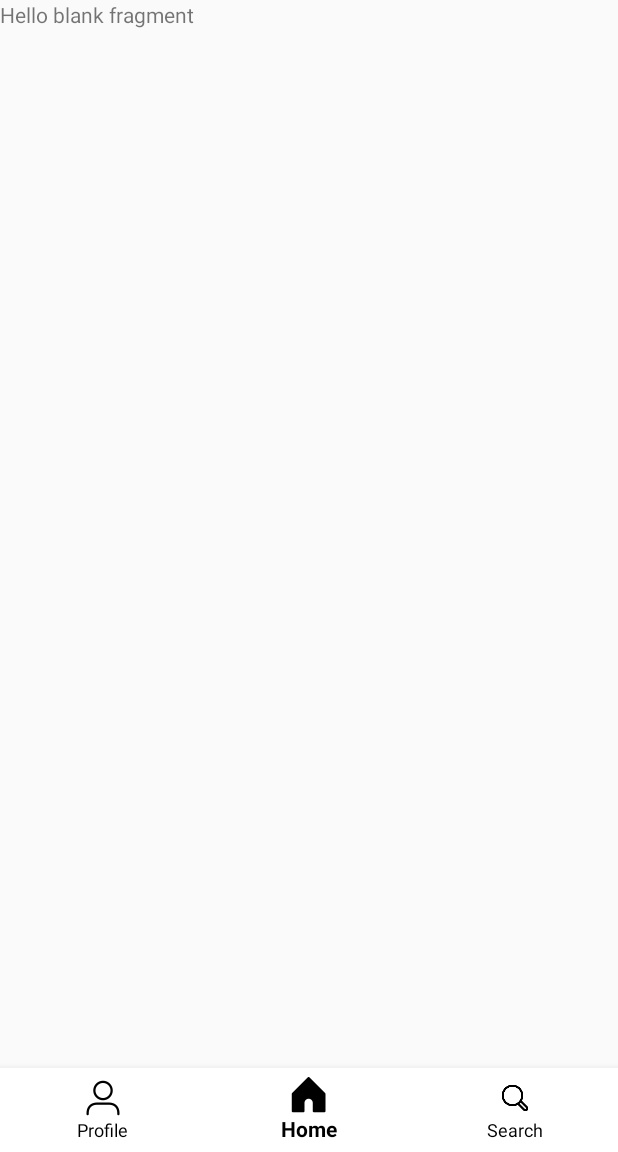
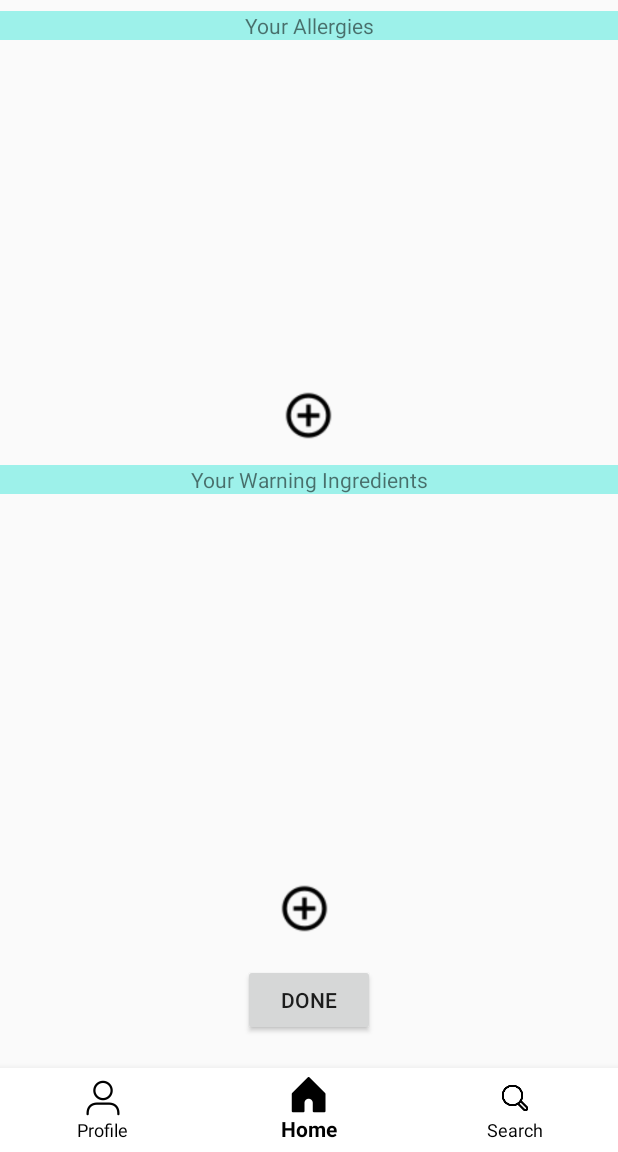
Before and after one commit to OmarBafagih/Health-Inspect, an Android app: the fragment UserProfileFragment placed in its activity, on a phone screen of 412 x 824 dp, the part 84-1236 px from its top. Run offline under Robolectric (Android 15) with nearby library versions, the phone set to English and light mode, and no system bars; libraries missing offline, so code that uses them is left out: org.parceler.

Commit message:
Created basic design for User Fragment

```diff
--- a/app/src/main/res/layout/fragment_user_profile.xml
+++ b/app/src/main/res/layout/fragment_user_profile.xml
@@ -1,14 +1,87 @@
 <?xml version="1.0" encoding="utf-8"?>
-<FrameLayout xmlns:android="http://schemas.android.com/apk/res/android"
+<RelativeLayout xmlns:android="http://schemas.android.com/apk/res/android"
+    xmlns:app="http://schemas.android.com/apk/res-auto"
     xmlns:tools="http://schemas.android.com/tools"
     android:layout_width="match_parent"
     android:layout_height="match_parent"
     tools:context=".Fragments.UserProfileFragment">
 
-    <!-- TODO: Update blank fragment layout -->
+
     <TextView
+        android:id="@+id/userWarningsPromptTextView"
         android:layout_width="match_parent"
-        android:layout_height="match_parent"
-        android:text="@string/hello_blank_fragment" />
+        android:layout_height="wrap_content"
+        android:layout_above="@+id/userWarningsRecyclerView"
+        android:layout_alignParentEnd="true"
+        android:layout_marginEnd="0dp"
+        android:layout_marginBottom="11dp"
+        android:background="#FFFFFF"
+        android:backgroundTint="#9DF1EA"
+        android:text="Your Warning Ingredients"
+        android:textAlignment="center" />
 
-</FrameLayout>
+    <androidx.recyclerview.widget.RecyclerView
+        android:id="@+id/userWarningsRecyclerView"
+        android:layout_width="match_parent"
+        android:layout_height="218dp"
+        android:layout_above="@+id/addWarningImageView"
+        android:layout_alignParentEnd="true"
+        android:layout_marginEnd="0dp"
+        android:layout_marginBottom="29dp" />
+
+    <Button
+        android:id="@+id/btnDone"
+        android:layout_width="wrap_content"
+        android:layout_height="wrap_content"
+        android:layout_alignParentEnd="true"
+        android:layout_alignParentBottom="true"
+        android:layout_marginEnd="162dp"
+        android:layout_marginBottom="21dp"
+        android:text="Done" />
+
+    <TextView
+        android:id="@+id/userAllergiesPromptTextView"
+        android:layout_width="match_parent"
+        android:layout_height="wrap_content"
+        android:layout_alignParentStart="true"
+        android:layout_alignParentTop="true"
+        android:layout_alignParentEnd="true"
+        android:layout_marginStart="0dp"
+        android:layout_marginTop="7dp"
+        android:layout_marginEnd="0dp"
+        android:background="#FFFFFF"
+        android:backgroundTint="#9DF1EA"
+        android:text="Your Allergies"
+        android:textAlignment="center" />
+
+    <androidx.recyclerview.widget.RecyclerView
+        android:layout_width="match_parent"
+        android:layout_height="251dp"
+        android:layout_above="@+id/addAllergyImageView"
+        android:layout_below="@+id/userAllergiesPromptTextView"
+        android:layout_marginTop="3dp"
+        android:layout_marginBottom="10dp" />
+
+    <ImageView
+        android:id="@+id/addAllergyImageView"
+        android:layout_width="35dp"
+        android:layout_height="35dp"
+        android:layout_above="@+id/userWarningsPromptTextView"
+        android:layout_alignParentStart="true"
+        android:layout_alignParentEnd="true"
+        android:layout_marginStart="185dp"
+        android:layout_marginEnd="186dp"
+        android:layout_marginBottom="15dp"
+        android:src="@drawable/add_icon" />
+
+    <ImageView
+        android:id="@+id/addWarningImageView"
+        android:layout_width="35dp"
+        android:layout_height="35dp"
+        android:layout_above="@+id/btnDone"
+        android:layout_alignParentEnd="true"
+        android:layout_marginEnd="191dp"
+        android:layout_marginBottom="19dp"
+        android:src="@drawable/add_icon" />
+
+</RelativeLayout>
```
Also changed, not shown: app/src/main/res/drawable-v24/add_icon.png (added).
